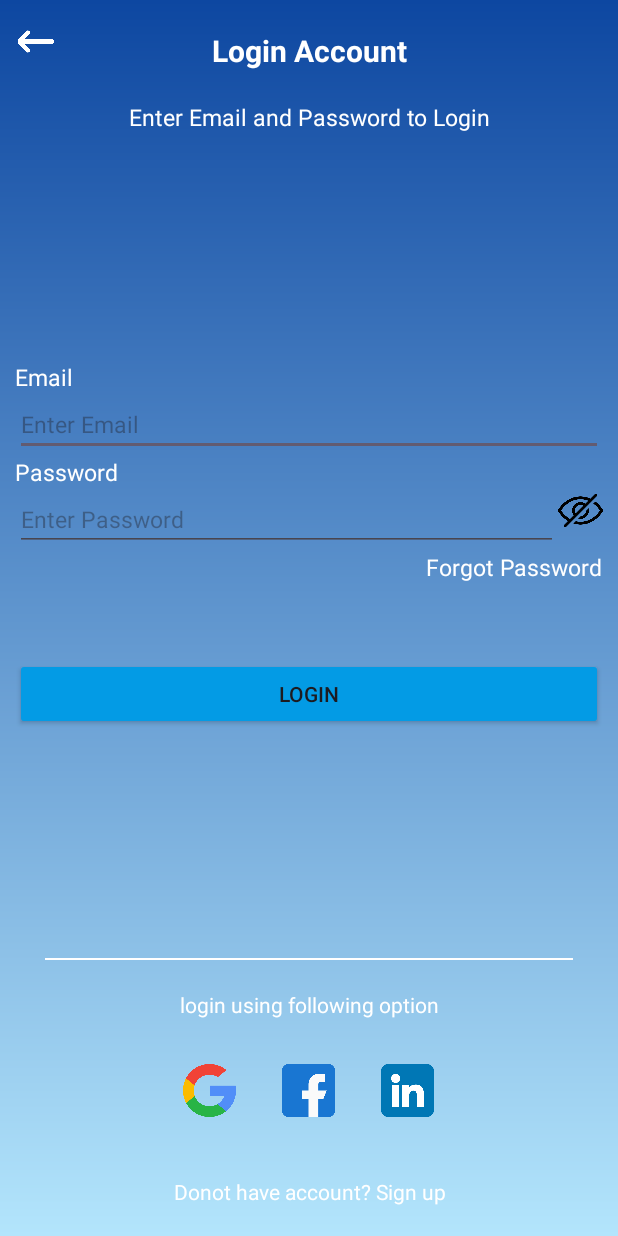
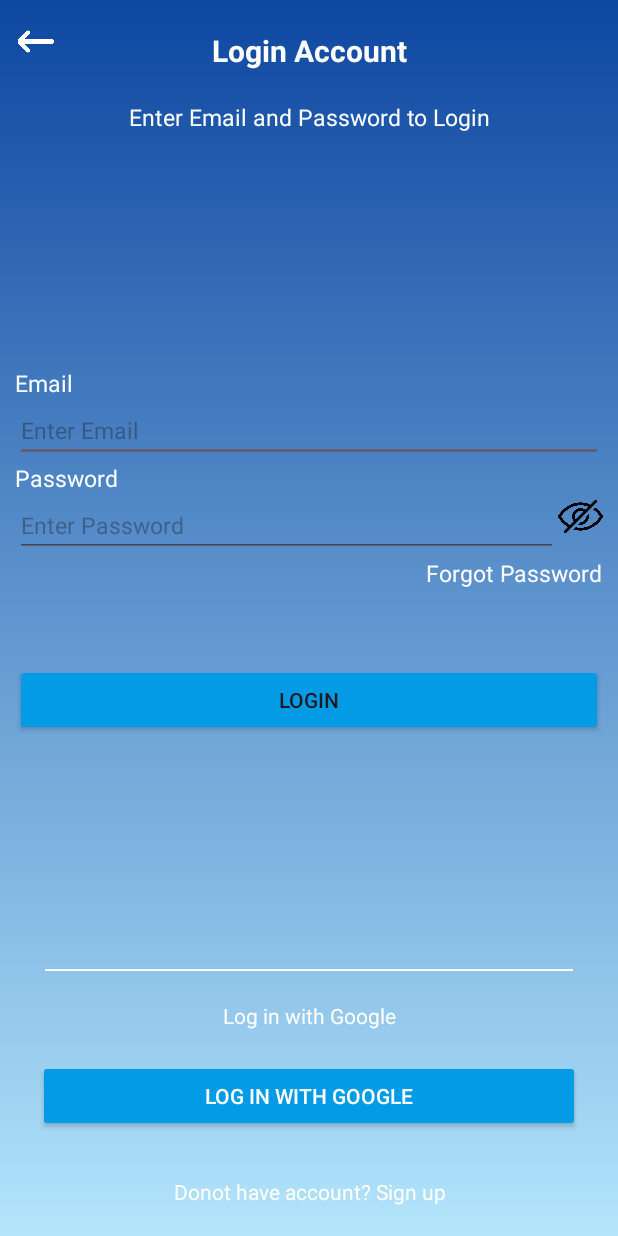
Before and after one commit to AkashKarkhal/mykoonba2, an Android app: the Loginpage screen opened directly, with no data from a screen before it, on a phone screen of 412 x 824 dp. Run offline under Robolectric (Android 15) with nearby library versions, the phone set to English and light mode, and no system bars; our stand-ins replace Firebase (no records; nobody signed in at launch, a user with empty details on screens opened directly).

Commit message:
log in with google and other changes

```diff
--- a/app/build.gradle.kts
+++ b/app/build.gradle.kts
@@ -44,7 +44,9 @@ dependencies {
     androidTestImplementation("androidx.test.ext:junit:1.1.5")
     androidTestImplementation("androidx.test.espresso:espresso-core:3.5.1")
     implementation ("com.github.denzcoskun:ImageSlideshow:0.1.2")
-    implementation ("com.google.android.gms:play-services-auth:20.7.0")
+    implementation(platform("com.google.firebase:firebase-bom:32.7.0"))
+    implementation("com.google.firebase:firebase-auth")
+    implementation("com.google.android.gms:play-services-auth:20.7.0")
 
 
 
--- a/app/src/main/java/com/example/mykoonba/Loginpage.java
+++ b/app/src/main/java/com/example/mykoonba/Loginpage.java
@@ -26,9 +26,14 @@ import com.google.android.gms.tasks.OnCompleteListener;
 import com.google.android.gms.tasks.OnFailureListener;
 import com.google.android.gms.tasks.OnSuccessListener;
 import com.google.android.gms.tasks.Task;
+import com.google.firebase.auth.AuthCredential;
 import com.google.firebase.auth.AuthResult;
 import com.google.firebase.auth.FirebaseAuth;
 import com.google.firebase.auth.FirebaseUser;
+import com.google.firebase.auth.GoogleAuthProvider;
+import com.google.firebase.database.FirebaseDatabase;
+
+import java.util.HashMap;
 
 public class Loginpage extends AppCompatActivity {
 
@@ -39,10 +44,10 @@ public class Loginpage extends AppCompatActivity {
     AppCompatButton back,google,facebook;
     TextView forgot,signup;
 
-
-
-
-
+    AppCompatButton googlelogin;
+    FirebaseDatabase database;
+    GoogleSignInClient gcs;
+    int RC_SIGN_IN = 20;
 
 
     @Override
@@ -54,8 +59,27 @@ public class Loginpage extends AppCompatActivity {
         forgot=findViewById(R.id.forgotpassword);
         signup=findViewById(R.id.textView4);
         back=findViewById(R.id.backloginbtn);
-        google = findViewById(R.id.Google);
+        googlelogin = findViewById(R.id.logingooglebtn);
 
+       auth = FirebaseAuth.getInstance();
+       database = FirebaseDatabase.getInstance();
+
+       GoogleSignInOptions gso = new GoogleSignInOptions.Builder(GoogleSignInOptions.DEFAULT_SIGN_IN)
+               .requestIdToken(getString(R.string.default_web_client_id))
+               .requestEmail()
+               .build();
+
+       gcs = GoogleSignIn.getClient(this,gso);
+
+
+       googlelogin.setOnClickListener(new View.OnClickListener() {
+           @Override
+           public void onClick(View view) {
+
+               googleSignin();
+
+           }
+       });
 
 
 
@@ -149,5 +173,65 @@ public class Loginpage extends AppCompatActivity {
         });
     }
 
+    private void googleSignin() {
+
+
+        Intent intent = gcs.getSignInIntent();
+        startActivityForResult(intent,RC_SIGN_IN);
 
     }
+
+    @Override
+    protected void onActivityResult(int requestCode, int resultCode, @Nullable Intent data) {
+        super.onActivityResult(requestCode, resultCode, data);
+
+
+        if (requestCode==RC_SIGN_IN){
+
+            Task<GoogleSignInAccount> task = GoogleSignIn.getSignedInAccountFromIntent(data);
+
+            try {
+
+                GoogleSignInAccount account = task.getResult(ApiException.class);
+                firebseauth(account.getIdToken());
+
+            }
+            catch (Exception e){
+                Toast.makeText(this,e.getMessage(), Toast.LENGTH_SHORT).show();
+            }
+        }
+    }
+
+    private void firebseauth(String idToken) {
+
+
+        AuthCredential credential = GoogleAuthProvider.getCredential(idToken,null);
+
+        auth.signInWithCredential(credential)
+                .addOnCompleteListener(new OnCompleteListener<AuthResult>() {
+                    @Override
+                    public void onComplete(@NonNull Task<AuthResult> task) {
+
+                        if (task.isSuccessful()){
+                            FirebaseUser user = auth.getCurrentUser();
+
+                            HashMap<String , Object> map = new HashMap<>();
+                            map.put("id",user.getUid());
+                            map.put("name",user.getDisplayName());
+                            map.put("Profile",user.getPhotoUrl().toString());
+
+
+                            database.getReference().child("users").child(user.getUid()).setValue(map);
+
+                            Intent intent = new Intent(getApplicationContext(),MainActivity.class);
+                            startActivity(intent);
+                        }
+                        else {
+
+                            Toast.makeText(Loginpage.this, "Something Went Wrong", Toast.LENGTH_SHORT).show();
+                        }
+
+                    }
+                });
+    }
+}
--- a/app/src/main/res/layout/activity_loginpage.xml
+++ b/app/src/main/res/layout/activity_loginpage.xml
@@ -160,41 +160,49 @@
             android:layout_height="wrap_content"
             android:layout_marginVertical="20dp"
             android:gravity="center"
-            android:text="login using following option"
+            android:text="Log in with Google"
             android:textColor="@color/white" />
 
-        <RelativeLayout
-            android:layout_width="match_parent"
-            android:layout_height="wrap_content"
-            android:layout_marginVertical="10dp">
+<androidx.appcompat.widget.AppCompatButton
+    android:layout_width="match_parent"
+    android:layout_height="wrap_content"
+    android:text="Log in with Google"
+    android:layout_marginHorizontal="25dp"
+    android:backgroundTint="#039BE5"
+    android:textColor="@color/white"
+    android:id="@+id/logingooglebtn"/>
+<!--        <RelativeLayout-->
+<!--            android:layout_width="match_parent"-->
+<!--            android:layout_height="wrap_content"-->
+<!--            android:layout_marginVertical="10dp">-->
 
-            <LinearLayout
-                android:layout_width="wrap_content"
-                android:layout_height="wrap_content"
-                android:layout_centerInParent="true">
+<!--            <LinearLayout-->
+<!--                android:layout_width="wrap_content"-->
+<!--                android:layout_height="wrap_content"-->
+<!--                android:layout_centerInParent="true">-->
 
-                <androidx.appcompat.widget.AppCompatButton
-                    android:layout_width="35dp"
-                    android:layout_height="35dp"
-                    android:layout_marginHorizontal="15dp"
-                    android:id="@+id/Google"
-                    android:background="@drawable/search" />
+<!--                <androidx.appcompat.widget.AppCompatButton-->
+<!--                    android:layout_width="35dp"-->
+<!--                    android:layout_height="35dp"-->
+<!--                    android:layout_marginHorizontal="15dp"-->
+<!--                    android:id="@+id/Google"-->
+<!--                    android:background="@drawable/search" />-->
 
-                <androidx.appcompat.widget.AppCompatButton
-                    android:layout_width="35dp"
-                    android:layout_height="35dp"
-                    android:layout_marginHorizontal="15dp"
-                    android:background="@drawable/facebook"
-                    android:id="@+id/Facebook"/>
+<!--                <androidx.appcompat.widget.AppCompatButton-->
+<!--                    android:layout_width="35dp"-->
+<!--                    android:layout_height="35dp"-->
+<!--                    android:layout_marginHorizontal="15dp"-->
+<!--                    android:background="@drawable/facebook"-->
+<!--                    android:id="@+id/Facebook"/>-->
 
-                <androidx.appcompat.widget.AppCompatButton
-                    android:layout_width="35dp"
-                    android:layout_height="35dp"
-                    android:layout_marginHorizontal="15dp"
-                    android:background="@drawable/linkedin" />
-            </LinearLayout>
+<!--                <androidx.appcompat.widget.AppCompatButton-->
+<!--                    android:layout_width="35dp"-->
+<!--                    android:layout_height="35dp"-->
+<!--                    android:layout_marginHorizontal="15dp"-->
+<!--                    android:background="@drawable/linkedin" />-->
+<!--            </LinearLayout>-->
 
-        </RelativeLayout>
+<!--        </RelativeLayout>-->
 
     </LinearLayout>
 
--- a/app/src/main/res/values/strings.xml
+++ b/app/src/main/res/values/strings.xml
@@ -2,5 +2,5 @@
     <string name="app_name">My Koonba</string>
     <!-- TODO: Remove or change this placeholder text -->
     <string name="hello_blank_fragment">Hello blank fragment</string>
-    <string name="Client_id">288241836108-a23kipm4jo0b927rc88u9p0eestgld8v.apps.googleusercontent.com</string>
+    <string name="default_web_client_id">288241836108-a23kipm4jo0b927rc88u9p0eestgld8v.apps.googleusercontent.com</string>
 </resources>
```
